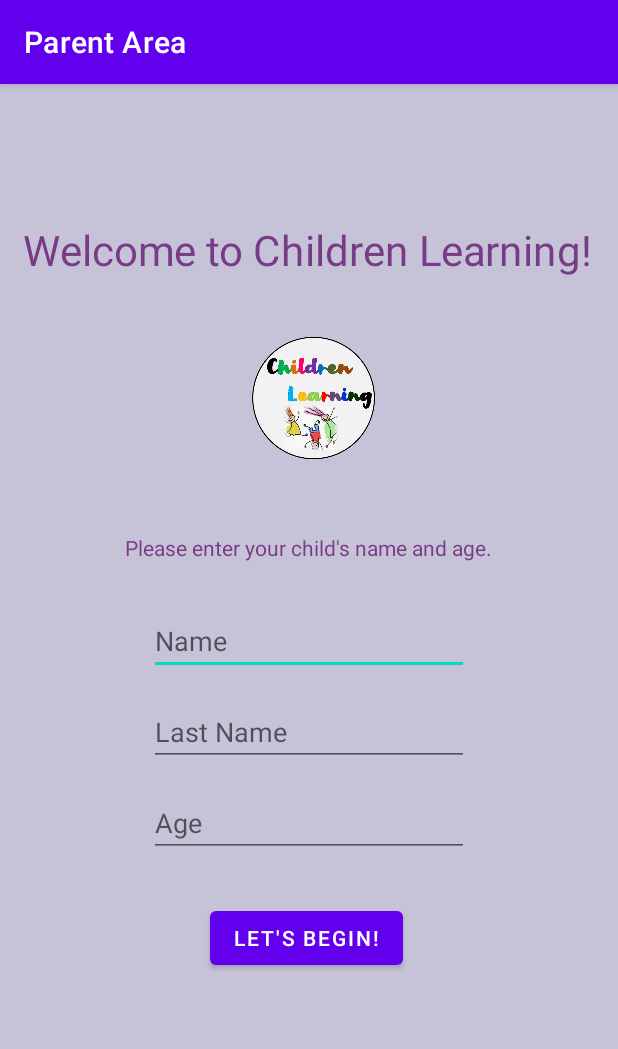
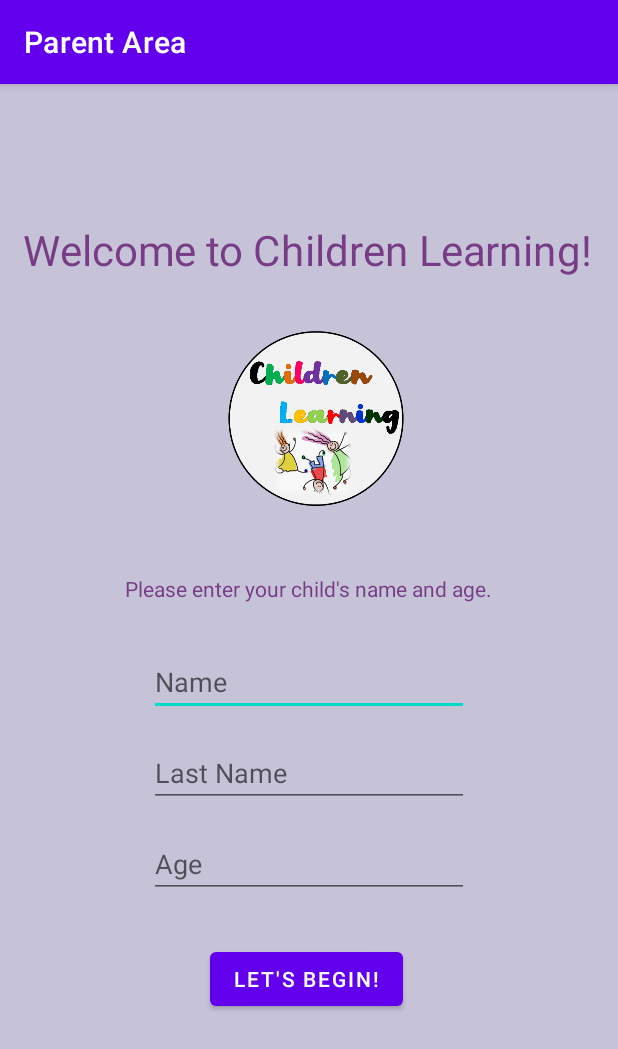
Before and after one commit to Austin-Earl-Private/ChildrenLearningApp, an Android app: the screen it shows after launch (FirstLogin), on a phone screen of 412 x 824 dp. Shown: the top 1049 px of the screen. Run offline under Robolectric (Android 15) with nearby library versions, the phone set to English and light mode, and no system bars.

Commit message:
Increasing logo size into the xml login file

```diff
--- a/app/src/main/res/layout/content_first_login.xml
+++ b/app/src/main/res/layout/content_first_login.xml
@@ -88,8 +88,8 @@
 
     <ImageView
         android:id="@+id/imageView"
-        android:layout_width="120dp"
-        android:layout_height="120dp"
+        android:layout_width="171dp"
+        android:layout_height="147dp"
         android:layout_marginTop="30dp"
         android:layout_marginBottom="32dp"
         android:foregroundGravity="center"
```
